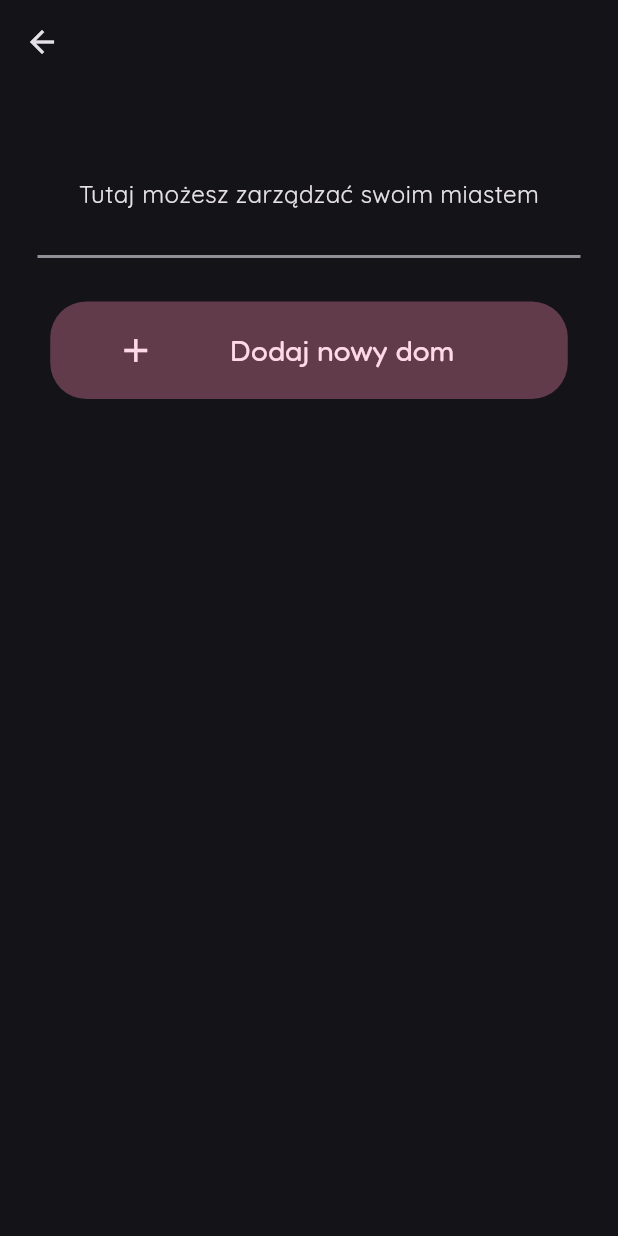
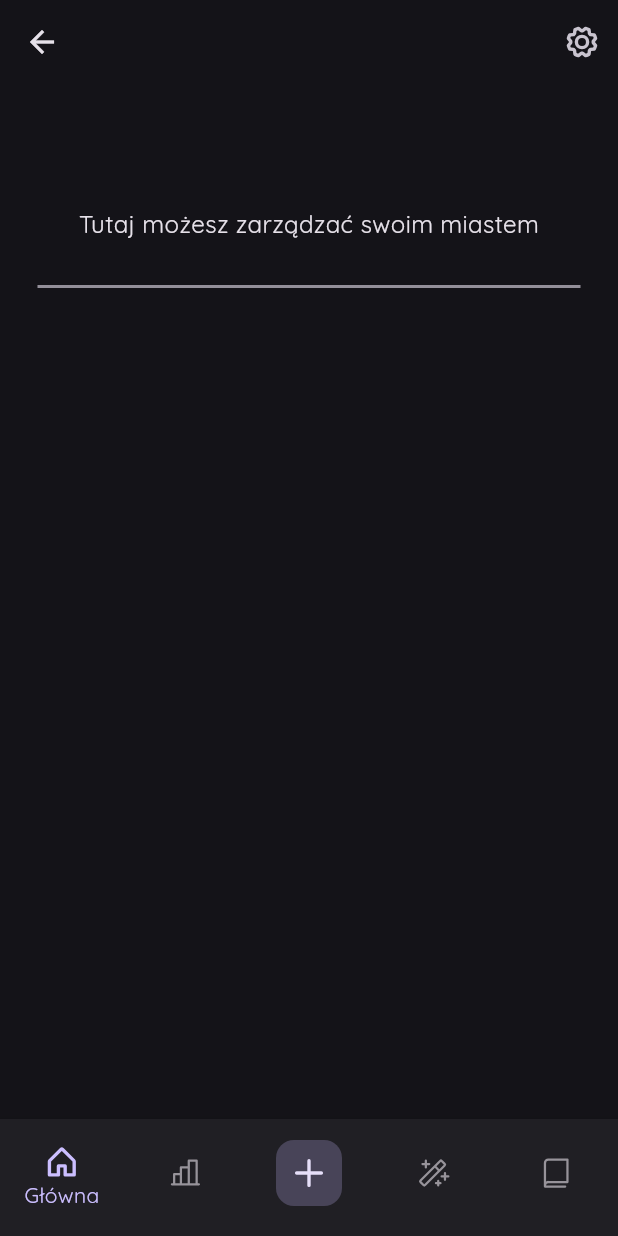
Before and after one commit to zmoreq/tabula_rasa, a Flutter app: the CityPage screen opened directly with empty values, on a phone screen of 412 x 824 dp. Run offline on Flutter 3.47's test engine with Material 3 defaults, Android fonts, the phone set to English and light mode, and no system bars; our stand-ins replace google_fonts, phosphor_flutter, shared_preferences; accounts and stored records are empty.

Commit message:
feat: implement bottom navigation and refactor city management UI

```diff
--- a/lib/pages/city_page.dart
+++ b/lib/pages/city_page.dart
@@ -1,9 +1,11 @@
 import 'package:flutter/material.dart';
 import 'package:google_fonts/google_fonts.dart';
-import 'package:namer_app/widgets/add_button.dart';
+import 'package:phosphor_flutter/phosphor_flutter.dart'; // Pamiętaj o imporcie!
 import '../models/house.dart';
 import '../models/city.dart';
 import '../widgets/house_card.dart';
+// import '../widgets/add_text_button.dart'; // To może być już niepotrzebne, skoro masz plusa na dole
+import '../widgets/sims_bottom_nav.dart'; // Importuj swoją nową nawigację
 
 class CityPage extends StatefulWidget {
   final City city;
@@ -18,37 +20,72 @@ class CityPage extends StatefulWidget {
 }
 
 class _CityPageState extends State<CityPage> {
+  int _selectedIndex = 0; // 0: Domy, 1: Staty, 2: Plus, 3: Generator, 4: Kronika
 
   void _addHouse() {
     setState(() {
-      widget.city.houses.add(House(name: "Dom ${widget.city.houses.length + 1}", city: widget.city));
+      widget.city.houses.add(
+          House(name: "Dom ${widget.city.houses.length + 1}", city: widget.city));
+    });
+    // Opcjonalnie: Przełącz widok na listę domów po dodaniu
+    setState(() {
+      _selectedIndex = 0;
     });
   }
 
-  @override
-  Widget build(BuildContext context) {
-    return Scaffold(
-      appBar: AppBar(
-      ),
-      body: Center(
+  // Funkcja obsługująca kliknięcia w pasek
+  void _onItemTapped(int index) {
+    if (index == 2) {
+      // --- LOGIKA ŚRODKOWEGO PRZYCISKU (PLUS) ---
+      // Tutaj wywołujemy akcję zamiast zmiany strony
+      _addHouse();
+      // W przyszłości tu dasz: _showAddOptions(context);
+    } else {
+      // --- LOGIKA POZOSTAŁYCH PRZYCISKÓW ---
+      setState(() {
+        _selectedIndex = index;
+      });
+    }
+  }
+
+  // To buduje wnętrze strony w zależności od wybranej zakładki
+  Widget _buildBody() {
+    switch (_selectedIndex) {
+      case 0:
+        return _buildHouseList(); // Twój widok domów
+      case 1:
+        return Center(child: Text("Tutaj będą Statystyki"));
+      case 3:
+        return Center(child: Text("Tutaj będzie Generator"));
+      case 4:
+        return Center(child: Text("Tutaj będzie Kronika"));
+      default:
+        return _buildHouseList();
+    }
+  }
+
+  // Wydzieliłem Twój stary widok do osobnej metody dla czystości
+  Widget _buildHouseList() {
+    return SingleChildScrollView( // Dodałem scrolla, żeby lista nie ucięła się na dole
+      child: Center(
         child: Column(
           children: [
+            SizedBox(height: 20), // Odstęp od góry
             Text(
               widget.cityName,
               style: Theme.of(context).textTheme.headlineMedium?.copyWith(
                     fontWeight: FontWeight.bold,
                     fontSize: 48,
                     letterSpacing: 5.0,
-                )
                   ),
-
-              Text("Tutaj możesz zarządzać swoim miastem",
+            ),
+            Text(
+              "Tutaj możesz zarządzać swoim miastem",
               style: GoogleFonts.quicksand(
                 fontSize: 16,
                 fontWeight: FontWeight.normal,
               ),
             ),
-
             Divider(
               height: 60,
               thickness: 2,
@@ -56,14 +93,16 @@ class _CityPageState extends State<CityPage> {
               indent: 25,
               endIndent: 25,
             ),
+            // Usunąłem AddButton stąd, bo masz go teraz w pasku na dole!
 
-              AddButton(onPressed: _addHouse, label: "Dodaj nowy dom"),
-              SizedBox(height: 20),
+            // Pętla wyświetlająca domy
             for (var houseObject in widget.city.houses)
-                HouseCard(
+              Padding(
+                padding: const EdgeInsets.only(bottom: 10.0), // Odstęp między kartami
+                child: HouseCard(
                   house: houseObject,
                   onTap: () {
-                    print("Tapped on ${houseObject.name} in ${widget.cityName}");
+                    print("Tapped on ${houseObject.name}");
                   },
                   onDelete: () {
                     setState(() {
@@ -71,12 +110,39 @@ class _CityPageState extends State<CityPage> {
                     });
                   },
                   onEdit: () {
-                    print("Edit ${houseObject.name} in ${widget.cityName}");
+                    print("Edit ${houseObject.name}");
                   },
                 ),
+              ),
+             SizedBox(height: 80), // Ważne: Pusty odstęp na dole, żeby ostatni dom nie chował się za czymś
           ],
         ),
       ),
     );
   }
+
+  @override
+  Widget build(BuildContext context) {
+    return Scaffold(
+      // AppBar może zostać pusty lub z ustawieniami
+      appBar: AppBar(
+        actions: [
+          IconButton(
+            icon: Icon(PhosphorIcons.gear(
+              PhosphorIconsStyle.bold
+            )),
+            onPressed: () {}, // Tu będą ustawienia
+          )
+        ],
+      ),
+
+      body: _buildBody(), // Wyświetlamy odpowiedni ekran
+
+      // --- TUTAJ JEST TWOJA NOWA NAWIGACJA ---
+      bottomNavigationBar: SimsBottomNav(
+        currentIndex: _selectedIndex,
+        onTap: _onItemTapped, // Przekazujesz funkcję z CityPage
+      ),
+    );
   }
+}
--- /dev/null
+++ b/lib/widgets/sims_bottom_nav.dart
@@ -0,0 +1,76 @@
+import 'package:flutter/material.dart';
+import 'package:google_fonts/google_fonts.dart';
+import 'package:phosphor_flutter/phosphor_flutter.dart';
+
+class SimsBottomNav extends StatelessWidget {
+  final int currentIndex;
+  final Function(int) onTap;
+
+  const SimsBottomNav({
+    super.key,
+    required this.currentIndex,
+    required this.onTap,
+  });
+
+  @override
+  Widget build(BuildContext context) {
+    return NavigationBarTheme(
+      data: NavigationBarThemeData(
+        labelTextStyle: WidgetStateProperty.all(GoogleFonts.quicksand(fontSize: 12)),
+      ),
+      child: BottomNavigationBar(
+        type: BottomNavigationBarType.fixed,
+        backgroundColor: Theme.of(context).colorScheme.surfaceContainer, // lub surfaceContainer
+        selectedItemColor: Theme.of(context).colorScheme.primary,
+        unselectedItemColor: Theme.of(context).colorScheme.onSurface.withValues(alpha: 0.6),
+        showSelectedLabels: true,
+        showUnselectedLabels: false,
+        // Trik wizualny: Jeśli wybrano Plusa (index 2), nie podświetlamy niczego innego
+        currentIndex: currentIndex == 2 ? 0 : currentIndex,
+        onTap: onTap,
+        items: [
+          // 0. GŁÓWNA (Kontekstowa)
+          BottomNavigationBarItem(
+            icon: Icon(PhosphorIcons.house()),
+            activeIcon: Icon(PhosphorIcons.house(PhosphorIconsStyle.bold)),
+            label: 'Główna', // Możesz zmienić na "Miasto" lub "Dom" dynamicznie, jeśli chcesz
+          ),
+          // 1. STATYSTYKI
+          BottomNavigationBarItem(
+            icon: Icon(PhosphorIcons.chartBar()),
+            activeIcon: Icon(PhosphorIcons.chartBar(PhosphorIconsStyle.bold)),
+            label: 'Statystyki',
+          ),
+          // 2. PLUS (ŚRODEK)
+          BottomNavigationBarItem(
+            icon: Container(
+              padding: EdgeInsets.all(10),
+              decoration: BoxDecoration(
+                color: Theme.of(context).colorScheme.secondaryContainer,
+                shape: BoxShape.rectangle,
+                borderRadius: BorderRadius.circular(12),
+              ),
+              child: Icon(
+                PhosphorIcons.plus(PhosphorIconsStyle.bold),
+                color: Theme.of(context).colorScheme.onSecondaryContainer
+              ),
+            ),
+            label: 'Dodaj',
+          ),
+          // 3. GENERATOR
+          BottomNavigationBarItem(
+            icon: Icon(PhosphorIcons.magicWand()),
+            activeIcon: Icon(PhosphorIcons.magicWand(PhosphorIconsStyle.bold)),
+            label: 'Generator',
+          ),
+          // 4. KRONIKA
+          BottomNavigationBarItem(
+            icon: Icon(PhosphorIcons.book()),
+            activeIcon: Icon(PhosphorIcons.book(PhosphorIconsStyle.bold)),
+            label: 'Kronika',
+          ),
+        ],
+      ),
+    );
+  }
+}
```
Also changed, not shown: lib/pages/cities_page.dart (+39 -12 lines), lib/widgets/add_text_button.dart (renamed from lib/widgets/add_button.dart). Lines whose indentation alone changed are shown as unchanged.
